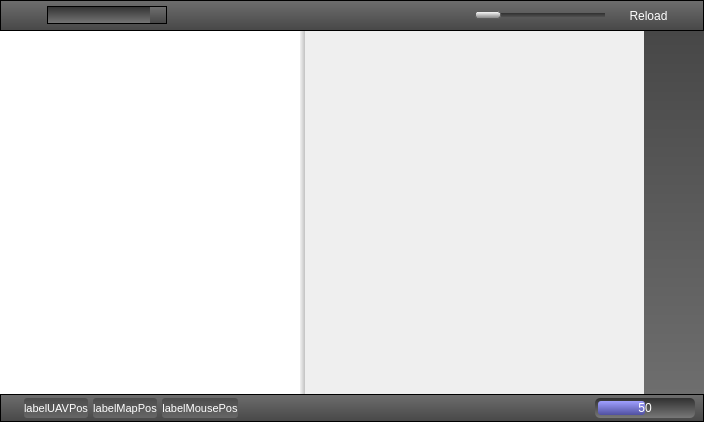
Old version of the form ground/src/plugins/opmap/opmap_widget.ui in the repository openpilot/OpenPilot.
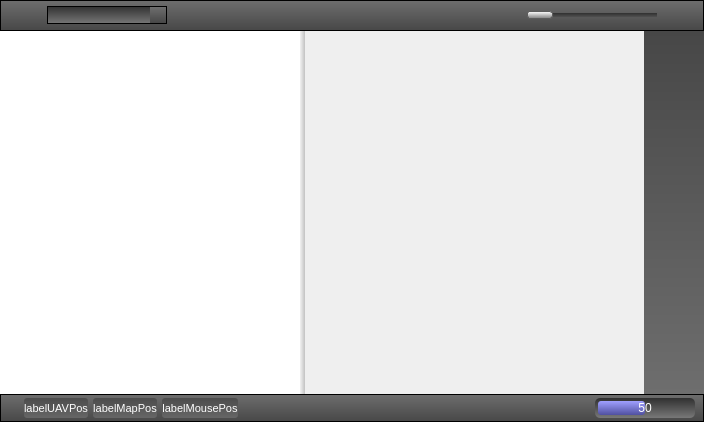
New version of the form. Icons and pictures are not drawn.

Commit message: Added compass show/hide context menu option and fixed initial map provider on the new map plug-in.

```diff
--- a/ground/src/plugins/opmap/opmap_widget.ui
+++ b/ground/src/plugins/opmap/opmap_widget.ui
@@ -140,7 +140,7 @@
 background-color: rgb(255, 255, 255);
 color: rgb(0, 0, 0);
 border: 1px solid black;
-selection-background-color: rgb(128, 128, 128);
+selection-background-color: rgb(160, 160, 255);
 border-radius: 2px;
 }
 </string>
@@ -595,37 +595,6 @@
             </property>
            </spacer>
           </item>
-          <item>
-           <widget class="QToolButton" name="toolButtonReload">
-            <property name="sizePolicy">
-             <sizepolicy hsizetype="Preferred" vsizetype="Fixed">
-              <horstretch>0</horstretch>
-              <verstretch>0</verstretch>
-             </sizepolicy>
-            </property>
-            <property name="toolTip">
-             <string>Reload map</string>
-            </property>
-            <property name="styleSheet">
-             <string notr="true"/>
-            </property>
-            <property name="text">
-             <string>Reload</string>
-            </property>
-            <property name="iconSize">
-             <size>
-              <width>20</width>
-              <height>20</height>
-             </size>
-            </property>
-            <property name="autoRaise">
-             <bool>false</bool>
-            </property>
-            <property name="arrowType">
-             <enum>Qt::NoArrow</enum>
-            </property>
-           </widget>
-          </item>
           <item>
            <widget class="QToolButton" name="toolButtonFlightControlsShowHide">
             <property name="sizePolicy">
```
Left out of the diff: 7 changed lines with no effect on the pictures. The commit also changes 2 other files.
